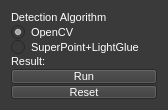
Before: the Qt Designer form ui/reticle_detection.ui in AllenNeuralDynamics/parallax, drawn with Qt 5.
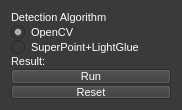
After: the same form once the commit is applied.

Commit message: Add reprojection in camra and draw reticle detected frame using reprojection

Patch:
```diff
--- a/ui/reticle_detection.ui
+++ b/ui/reticle_detection.ui
@@ -6,7 +6,7 @@
    <rect>
     <x>0</x>
     <y>0</y>
-    <width>168</width>
+    <width>182</width>
     <height>110</height>
    </rect>
   </property>
```
The commit also changes 1 other file.
